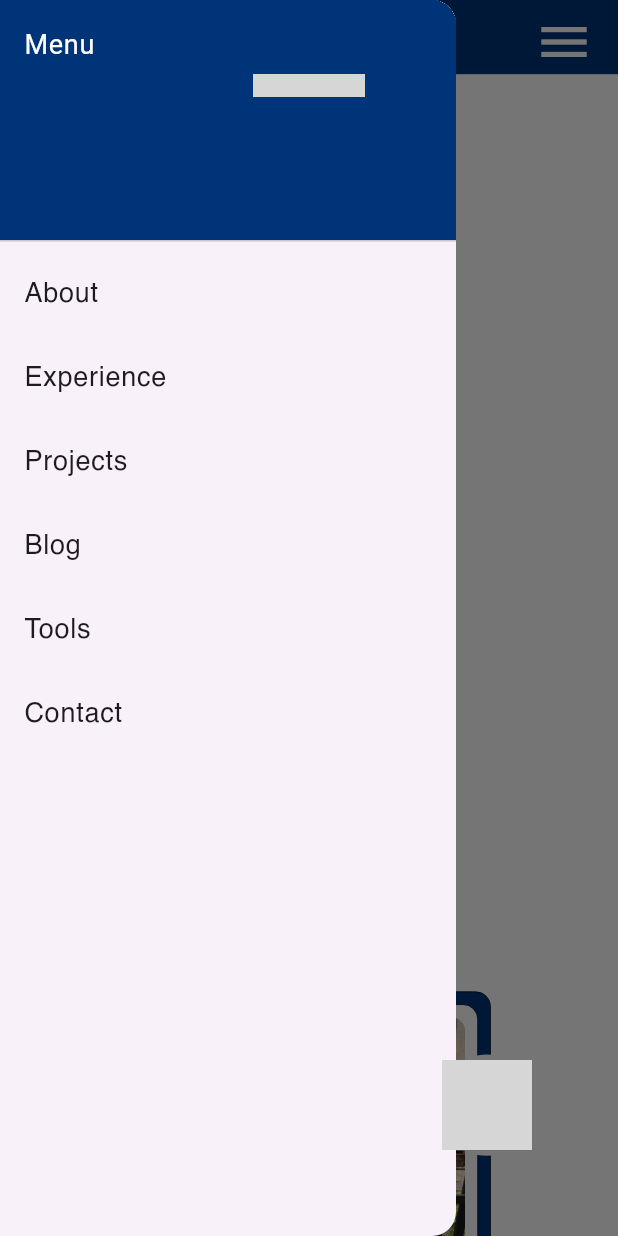
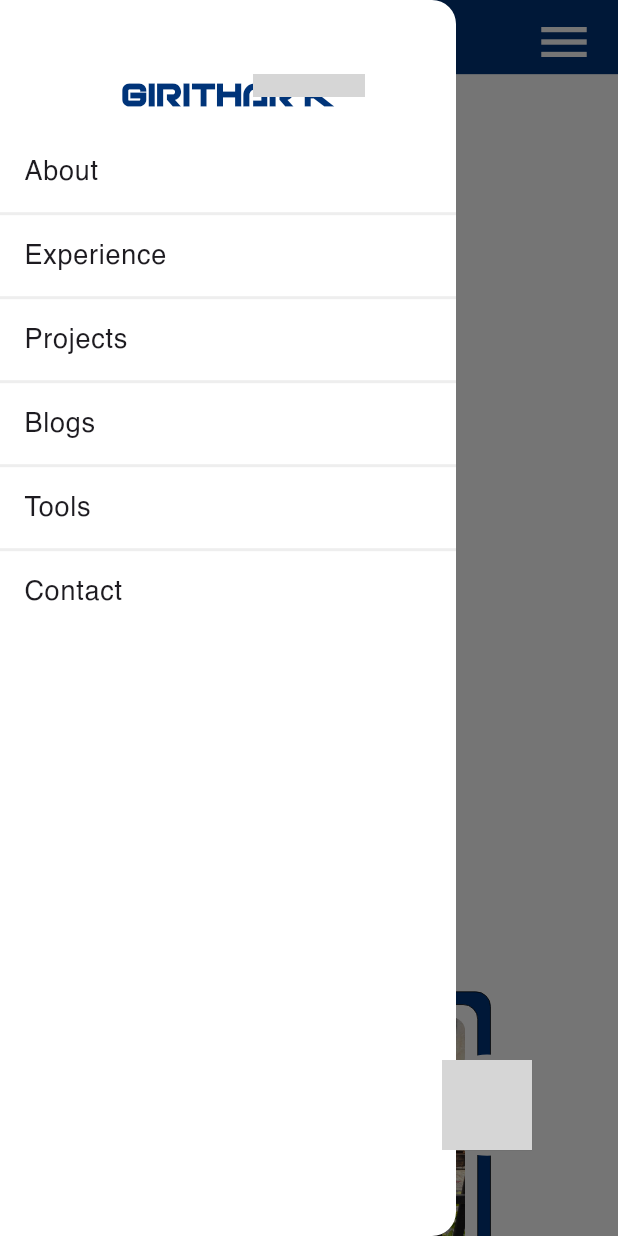
Before and after one commit to Girithardeveloper/Portfolio, a Flutter app: the screen it shows after launch, scrolled down 576 dp, after a tap on the "menu" icon, on a phone screen of 412 x 824 dp. Run offline on Flutter 3.47's test engine with Material 3 defaults, Android fonts, the phone set to English and light mode, and no system bars; drawn by our look-alikes of animated_text_kit; our stand-ins replace carousel_slider, get, lottie, smooth_page_indicator; grey boxes are pictures that could not be loaded.

Commit message:
Commit : 07-03-2025 1.Tools Added. 2.G logo Added In Appbar.

```diff
--- a/lib/Controller/Home/homeController.dart
+++ b/lib/Controller/Home/homeController.dart
@@ -4,7 +4,6 @@ import 'package:flutter/material.dart';
 import 'package:get/get.dart';
 import 'package:portfolio/Helper/assetConstants.dart';
 import 'package:url_launcher/url_launcher.dart';
-
 import '../../Helper/appDescriptionConstants.dart';
 import '../../Model/projectModel.dart';
 
@@ -35,6 +34,10 @@ class HomeController extends GetxController{
     {'name': 'Cloudinary', 'level': 'Intermediate','image':AssetConstants.cloudinaryLogo},
     {'name': 'Figma', 'level': 'Intermediate','image':AssetConstants.figmaLogo},
     {'name': 'Jira', 'level': 'Intermediate','image':AssetConstants.jiraLogo},
+    {'name': 'Bitbucket', 'level': 'Intermediate','image':AssetConstants.bitbucketLogo},
+    {'name': 'Canva', 'level': 'Intermediate','image':AssetConstants.canvaLogo},
+    {'name': 'Github', 'level': 'Intermediate','image':AssetConstants.githubLogo},
+    {'name': 'SourceTree', 'level': 'Intermediate','image':AssetConstants.sourceTreeLogo},
 
   ];
 
@@ -45,6 +48,12 @@ class HomeController extends GetxController{
     Project(imagePath: AssetConstants.LegendaryProjectImage, title: 'Legendary', description: TextConst.aboutLegendary,backgroundColor: Color(0XFF32a2ad)),
     // Project(imagePath: AssetConstants.profileImage, title: 'Groom Gear', description: TextConst.aboutGroomGear),
   ];
+
+  TextEditingController nameController = TextEditingController();
+  TextEditingController emailController = TextEditingController();
+  TextEditingController descriptionController = TextEditingController();
+
+
 
   final ScrollController scrollController = ScrollController();
 
@@ -113,6 +122,36 @@ class HomeController extends GetxController{
     }
   }
 
+  /// Email Contact Info
+  Future<void> sendEmail(String name, String email, String description) async {
+    // // final smtpServer = SmtpServer('smtp.mailtrap.io',
+    // //     username: 'girithardev@gmail.com',
+    // //     password: 'Girithardev@5456');
+    // final smtpServer = gmail('girithardev@gmail.com', 'Girithardev@5456'); // Use your email and password
+    //
+    // final message = Message()
+    //   ..from = Address('girithardev@gmail.com', 'Girithar')
+    //   ..recipients.add(email) // Recipient email
+    //   ..subject = 'Portfolio Contact Form Submission – $name'
+    //   ..text = '''
+    // Name: $name
+    // Email: $email
+    // Description: $description
+    // ''';
+    //
+    // try {
+    //   final sendReport = await send(message, smtpServer);
+    //   if (kDebugMode) {
+    //     print('Message sent: $sendReport');
+    //   }
+    // } catch (e) {
+    //   if (kDebugMode) {
+    //     print('Message not sent. Error: $e');
+    //   }
+    // }
+  }
+
+
 
   @override
   void onInit() {
@@ -121,21 +160,31 @@ class HomeController extends GetxController{
     super.onInit();
   }
 
+
   void _startAutoScroll() {
     _timer = Timer.periodic(Duration(milliseconds: 2000), (timer) {
+      if (!Get.isRegistered<HomeController>()) {
+        timer.cancel();
+        return;
+      }
+
       if (scrollController.hasClients) {
         double maxScroll = scrollController.position.maxScrollExtent;
-
-        if (maxScroll > 0) { // Ensure there is content to scroll
+        if (maxScroll > 0) {
           double currentScroll = scrollController.offset;
           double nextScroll = currentScroll + 200.0;
 
           if (nextScroll >= maxScroll) {
-            scrollController.animateTo(0,
-                duration: Duration(seconds: 1), curve: Curves.easeInOut);
+            if (scrollController.hasClients && scrollController.positions.isNotEmpty) {
+              scrollController.animateTo(
+                  0, duration: Duration(seconds: 1), curve: Curves.easeInOut);
+            }
           } else {
-            scrollController.animateTo(nextScroll,
-                duration: Duration(seconds: 1), curve: Curves.easeInOut);
+            if (scrollController.hasClients && scrollController.positions.isNotEmpty) {
+              scrollController.animateTo(
+                  nextScroll, duration: Duration(seconds: 1), curve: Curves.easeInOut);
+            }
+
           }
         }
       }
@@ -145,11 +194,16 @@ class HomeController extends GetxController{
 
   @override
   void dispose() {
-    _timer.cancel();
+    if (_timer.isActive) {
+      _timer.cancel();
+    }
     scrollController.dispose();
     super.dispose();
   }
 
 
 
+
+
+
 }
--- a/lib/Helper/assetConstants.dart
+++ b/lib/Helper/assetConstants.dart
@@ -20,8 +20,13 @@ class AssetConstants{
   static const String flutterLogo = 'assets/images/flutter.png';
   static const String dartLogo = 'assets/images/dart.png';
   static const String kotlinLogo = 'assets/images/kotlin.png';
+  static const String bitbucketLogo = 'assets/images/bitbucket.png';
+  static const String canvaLogo = 'assets/images/Canva-logo.png';
+  static const String githubLogo = 'assets/images/github.png';
+  static const String sourceTreeLogo = 'assets/images/sourceTree.png';
   static const String whatsappLogo = 'assets/images/whatsapp.png';
   static const String nearleDealsProjectImage = 'assets/images/Nearle Deals.png';
   static const String nearleXpressProjectImage = 'assets/images/Nearle Xpress.png';
   static const String LegendaryProjectImage = 'assets/images/Legendary.png';
+  static const String GiritharLogoImage = 'assets/images/Girithar logo.png';
 }
--- a/lib/View/home.dart
+++ b/lib/View/home.dart
@@ -1,3 +1,4 @@
+import 'package:animated_text_kit/animated_text_kit.dart';
 import 'package:carousel_slider/carousel_slider.dart';
 import 'package:flutter/material.dart';
 import 'package:get/get.dart';
@@ -43,21 +44,29 @@ class HomeView extends StatelessWidget {
         toolbarHeight:
             ResponsiveSize.getSize(context, screenSize.height * 0.08),
         backgroundColor: ColorConstants.primaryColor,
-        leading: isTabletOrMobile ? Container() : null,
-        flexibleSpace: Padding(
-          padding: EdgeInsets.only(
-              left: ResponsiveSize.getSize(context, screenSize.width * 0.04),
-              right: ResponsiveSize.getSize(context, screenSize.width * 0.02),
-              top: ResponsiveSize.getSize(context, screenSize.height * 0.02)),
-          child: Text(
-            "Portfolio",
-            style: TextStyle(
-              fontSize: ResponsiveSize.getSize(context, 30),
-              fontFamily: FontConstants.fontFamily,
-              color: ColorConstants.whiteColor,
-            ),
-          ),
-        ),
+        leading: isTabletOrMobile ? Image.asset(AssetConstants.GiritharLogoImage,height: ResponsiveSize.getSize(context, screenSize.height * 0.08),width: ResponsiveSize.getSize(context, screenSize.width * 0.04),fit: BoxFit.fill,): null,
+        title: isTabletOrMobile
+            ?Container():Image.asset(AssetConstants.GiritharLogoImage,height: ResponsiveSize.getSize(context, screenSize.height * 0.08),width: ResponsiveSize.getSize(context, screenSize.width * 0.04),fit: BoxFit.fill,),
+        // flexibleSpace: Padding(
+        //   padding: EdgeInsets.only(
+        //       left: ResponsiveSize.getSize(context, screenSize.width * 0.04),
+        //       right: ResponsiveSize.getSize(context, screenSize.width * 0.02),
+        //       top: ResponsiveSize.getSize(context, screenSize.height * 0.02)),
+        //   child: Row(
+        //     crossAxisAlignment: CrossAxisAlignment.center,
+        //     children: [
+        //       Image.asset(AssetConstants.GiritharLogoImage,height: ResponsiveSize.getSize(context, screenSize.height * 0.06),width: ResponsiveSize.getSize(context, screenSize.width * 0.06),),
+        //     ],
+        //   )
+        //   // Text(
+        //   //   "Portfolio",
+        //   //   style: TextStyle(
+        //   //     fontSize: ResponsiveSize.getSize(context, 30),
+        //   //     fontFamily: FontConstants.fontFamily,
+        //   //     color: ColorConstants.whiteColor,
+        //   //   ),
+        //   // ),
+        // ),
         actions: isTabletOrMobile
             ? [
                 Builder(builder: (context) {
@@ -97,7 +106,7 @@ class HomeView extends StatelessWidget {
                     onTap: () {
                       homeController.scrollToSection(blogKey);
                     },
-                    child: _menuItem("Blog", screenSize, context)),
+                    child: _menuItem("Blogs", screenSize, context)),
                 InkWell(
                     onTap: () {
                       homeController.scrollToSection(toolsKey);
@@ -116,26 +125,47 @@ class HomeView extends StatelessWidget {
       ),
       drawer: isTabletOrMobile
           ? Drawer(
+        backgroundColor: ColorConstants.whiteColor,
+              child: Padding(
+                padding:  EdgeInsets.only(top:  ResponsiveSize.getSize(context, screenSize.height * 0.08),),
                 child: ListView(
                   padding: EdgeInsets.zero,
                   children: [
-                  DrawerHeader(
-                    decoration:
-                        BoxDecoration(color: ColorConstants.primaryColor),
-                    child: Text(
-                      "Menu",
-                      style: TextStyle(
-                          fontSize: ResponsiveSize.getSize(context, 24),
-                          color: Colors.white),
-                    ),
-                  ),
+                    AnimatedTextKit(
+                      animatedTexts: [
+                        TyperAnimatedText(
+                          "GIRITHAR K",
+                          textStyle: TextStyle(
+                              fontSize:ResponsiveSize.getSize(
+                                  context, 26),
+                              color: ColorConstants.primaryColor,
+                              fontWeight: FontWeight.bold,
+                              fontFamily: 'Airbeat'
+
+                          ),
+                          textAlign: TextAlign.center,
+                          speed: Duration(milliseconds: 60), // Adjust typing speed
+                        ),
+                      ],
+                      isRepeatingAnimation: false,
+                    ),
+                    SizedBox(
+                      height: 10,
+                    ),
+
                     _drawerItem("About", context, aboutKey),
+                    Divider(color: Colors.grey[200],height: 0,thickness: 2,),
                     _drawerItem("Experience", context, experienceKey),
+                    Divider(color: Colors.grey[200],height: 0,thickness: 2,),
                     _drawerItem("Projects", context, projectsKey),
-                  _drawerItem("Blog", context, blogKey),
+                    Divider(color: Colors.grey[200],height: 0,thickness: 2,),
+                    _drawerItem("Blogs", context, blogKey),
+                    Divider(color: Colors.grey[200],height: 0,thickness: 2,),
                     _drawerItem("Tools", context, toolsKey),
+                    Divider(color: Colors.grey[200],height: 0,thickness: 2,),
                     _drawerItem("Contact", context, contactKey),
                   ],
+                ),
               ),
             )
           : null,
@@ -197,37 +227,64 @@ class HomeView extends StatelessWidget {
                                 children: [
                                   Padding(
                                     padding: const EdgeInsets.only(top: 15),
-                                    child: Text(
-                                      "Hello I'm",
-                                      style: TextStyle(
-                                          fontSize: ResponsiveSize.getSize(
+                                    child: AnimatedTextKit(
+                                      animatedTexts: [
+                                        TyperAnimatedText(
+                                          "Hello, I'm",
+                                          textStyle: TextStyle(
+                                              fontSize:ResponsiveSize.getSize(
                                                   context, 18),
-                                          fontFamily: FontConstants.fontFamily,
-                                          color: ColorConstants.darkGreyColor),
+                                              color: ColorConstants.darkGreyColor,
+                                              fontWeight: FontWeight.w600,
+                                              fontFamily: FontConstants.fontFamily
+
+                                          ),
+                                          speed: Duration(milliseconds: 60), // Adjust typing speed
+                                        ),
+                                      ],
+                                      isRepeatingAnimation: false,
                                     ),
                                   ),
                                   SizedBox(
                                     height: 10,
                                   ),
-                                  Text(
+                                  AnimatedTextKit(
+                                    animatedTexts: [
+                                      TyperAnimatedText(
                                         "Girithar K",
-                                    style: TextStyle(
+                                        textStyle: TextStyle(
                                             fontSize:
                                             ResponsiveSize.getSize(context, 26),
-                                        fontFamily: FontConstants.fontFamily,
-                                        color: ColorConstants.primaryColor),
-                                  ),
+                                            color: ColorConstants.primaryColor,
+                                            fontWeight: FontWeight.w600,
+                                            fontFamily: FontConstants.fontFamily
+
+                                        ),
+                                        speed: Duration(milliseconds: 60), // Adjust typing speed
+                                      ),
+                                    ],
+                                    isRepeatingAnimation: false,
+                                  ),
+
                                   SizedBox(
                                     height: 10,
                                   ),
-                                  Text(
-                                    "Flutter Developer",
-                                    style: TextStyle(
+                                  AnimatedTextKit(
+                                    animatedTexts: [
+                                      TyperAnimatedText(
+                                        "Software Developer",
+                                        textStyle: TextStyle(
                                             fontSize:
                                             ResponsiveSize.getSize(context, 26),
-                                        fontFamily: FontConstants.fontFamily,
                                             color: ColorConstants.darkGreyColor,
-                                        fontWeight: FontWeight.bold),
+                                            fontWeight: FontWeight.bold,
+                                            fontFamily: FontConstants.fontFamily
+
+                                        ),
+                                        speed: Duration(milliseconds: 60), // Adjust typing speed
+                                      ),
+                                    ],
+                                    isRepeatingAnimation: false,
                                   ),
                                   SizedBox(
                                     height: 10,
@@ -383,40 +440,66 @@ class HomeView extends StatelessWidget {
                                   children: [
                                     Padding(
                                       padding: const EdgeInsets.only(top: 15),
-                                      child: Text(
-                                        "Hello I'm",
-                                        style: TextStyle(
-                                            fontSize: ResponsiveSize.getSize(
+                                      child:  AnimatedTextKit(
+                                        animatedTexts: [
+                                          TyperAnimatedText(
+                                            "Hello, I'm",
+                                            textStyle: TextStyle(
+                                                fontSize:ResponsiveSize.getSize(
                                                     context, 18),
-                                            fontFamily:
-                                                FontConstants.fontFamily,
-                                            color:
-                                                ColorConstants.darkGreyColor),
-                                      ),
+                                                color: ColorConstants.darkGreyColor,
+                                                fontWeight: FontWeight.w600,
+                                                fontFamily: FontConstants.fontFamily
+
+                                            ),
+                                            speed: Duration(milliseconds: 60), // Adjust typing speed
+                                          ),
+                                        ],
+                                        isRepeatingAnimation: false,
+                                      )
                                     ),
                                     SizedBox(
                                       height: 10,
                                     ),
-                                    Text(
+                                    AnimatedTextKit(
+                                      animatedTexts: [
+                                        TyperAnimatedText(
                                           "Girithar K",
-                                      style: TextStyle(
-                                          fontSize: ResponsiveSize.getSize(
-                                              context, 26),
-                                          fontFamily: FontConstants.fontFamily,
-                                          color: ColorConstants.primaryColor),
-                                    ),
+                                          textStyle: TextStyle(
+                                              fontSize:
+                                              ResponsiveSize.getSize(context, 26),
+                                              color: ColorConstants.primaryColor,
+                                              fontWeight: FontWeight.w600,
+                                              fontFamily: FontConstants.fontFamily
+
+                                          ),
+                                          speed: Duration(milliseconds: 60), // Adjust typing speed
+                                        ),
+                                      ],
+                                      isRepeatingAnimation: false,
+                                    ),
+
                                     SizedBox(
                                       height: 10,
                                     ),
-                                    Text(
-                                      "Flutter Developer",
-                                      style: TextStyle(
-                                          fontSize: ResponsiveSize.getSize(
-                                              context, 26),
-                                          fontFamily: FontConstants.fontFamily,
+                                    AnimatedTextKit(
+                                      animatedTexts: [
+                                        TyperAnimatedText(
+                                          "Software Developer",
+                                          textStyle: TextStyle(
+                                              fontSize:
+                                              ResponsiveSize.getSize(context, 26),
                                               color: ColorConstants.darkGreyColor,
-                                          fontWeight: FontWeight.bold),
-                                    ),
+                                              fontWeight: FontWeight.bold,
+                                              fontFamily: FontConstants.fontFamily
+
+                                          ),
+                                          speed: Duration(milliseconds: 60), // Adjust typing speed
+                                        ),
+                                      ],
+                                      isRepeatingAnimation: false,
+                                    ),
+
                                     SizedBox(
                                       height: 10,
                                     ),
@@ -653,6 +736,7 @@ class HomeView extends StatelessWidget {
   }
 
   Widget _drawerItem(String title, context, scrollNavigationKey) {
+    return   Builder(builder: (context) {
         return ListTile(
           title: Text(title,
               style: TextStyle(
@@ -660,9 +744,11 @@ class HomeView extends StatelessWidget {
                 fontFamily: FontConstants.fontFamily,
               )),
           onTap: () {
-        Navigator.pop(context);
+        Scaffold.of(context).closeDrawer();
             homeController.scrollToSection(scrollNavigationKey);
           },
+        );
+      }
     );
   }
 
@@ -1633,6 +1719,7 @@ class HomeView extends StatelessWidget {
                           children: [
                             Expanded(
                               child: TextFormField(
+                                controller: homeController.nameController,
                                 style: TextStyle(color: ColorConstants.whiteColor,),
                                 decoration: const InputDecoration(
                                   labelText: "Name",
@@ -1658,8 +1745,8 @@ class HomeView extends StatelessWidget {
                             const SizedBox(width: 15),
                             Expanded(
                               child: TextFormField(
+                                controller: homeController.emailController,
                                 style: TextStyle(color: ColorConstants.whiteColor,),
-
                                 decoration: const InputDecoration(
                                   labelText: "Email",
                                   labelStyle: TextStyle(color: ColorConstants.whiteColor,),
@@ -1687,6 +1774,7 @@ class HomeView extends StatelessWidget {
                             : Column(
                           children: [
                             TextFormField(
+                              controller: homeController.nameController,
                               style: TextStyle(color: ColorConstants.whiteColor,),
                               decoration: const InputDecoration(
                                 labelText: "Name",
@@ -1710,6 +1798,7 @@ class HomeView extends StatelessWidget {
                             ),
                             const SizedBox(height: 15),
                             TextFormField(
+                              controller: homeController.emailController,
                               style: TextStyle(color: ColorConstants.whiteColor,),
                               decoration: const InputDecoration(
                                 labelText: "Email",
@@ -1737,6 +1826,7 @@ class HomeView extends StatelessWidget {
 
                         const SizedBox(height: 15),
                         TextFormField(
+                          controller: homeController.descriptionController,
                           style: TextStyle(color: ColorConstants.whiteColor,),
                           decoration: const InputDecoration(
                             labelText: "Description...",
@@ -1772,9 +1862,10 @@ class HomeView extends StatelessWidget {
                             ),
                             onPressed: () {
                               if (_formKey.currentState!.validate()) {
+                                homeController.sendEmail(homeController.nameController.text,homeController.emailController.text,homeController.descriptionController.text);
                                 // Handle form submission
                                 ScaffoldMessenger.of(context).showSnackBar(
-                                  const SnackBar(content: Text("Form Submitted")),
+                                  const SnackBar(content: Text("Form Submitted",style: TextStyle(color: ColorConstants.primaryColor),),backgroundColor: ColorConstants.whiteColor,),
                                 );
                               }
                             },
--- a/lib/main.dart
+++ b/lib/main.dart
@@ -6,6 +6,7 @@
 import 'globalWidgets/responsiveSizeWidget.dart';
 
 void main() {
+  Get.testMode = true;
   runApp(MyApp());
 }
 
--- a/pubspec.yaml
+++ b/pubspec.yaml
@@ -19,6 +19,9 @@ dependencies:
   url_launcher: ^6.3.1
   carousel_slider: ^5.0.0
   smooth_page_indicator: ^1.2.1
+  animated_text_kit: ^4.2.3
+  flutter_mailer: ^3.0.0
+
 
 
 dev_dependencies:
@@ -39,3 +42,6 @@ flutter:
     - family: Helvetica
       fonts:
         - asset: assets/font/Helvetica.ttf
+    - family: Airbeat
+      fonts:
+        - asset: assets/font/airbeat-eaw0j.ttf
```
Also changed, not shown: assets/font/airbeat-eaw0j.ttf (added), assets/images/Canva-logo.png (added), assets/images/Girithar logo.png (added), assets/images/bitbucket.png (added), assets/images/github.png (added), assets/images/sourceTree.png (added), pubspec.lock, 6 other files. Lines whose indentation alone changed are shown as unchanged.
